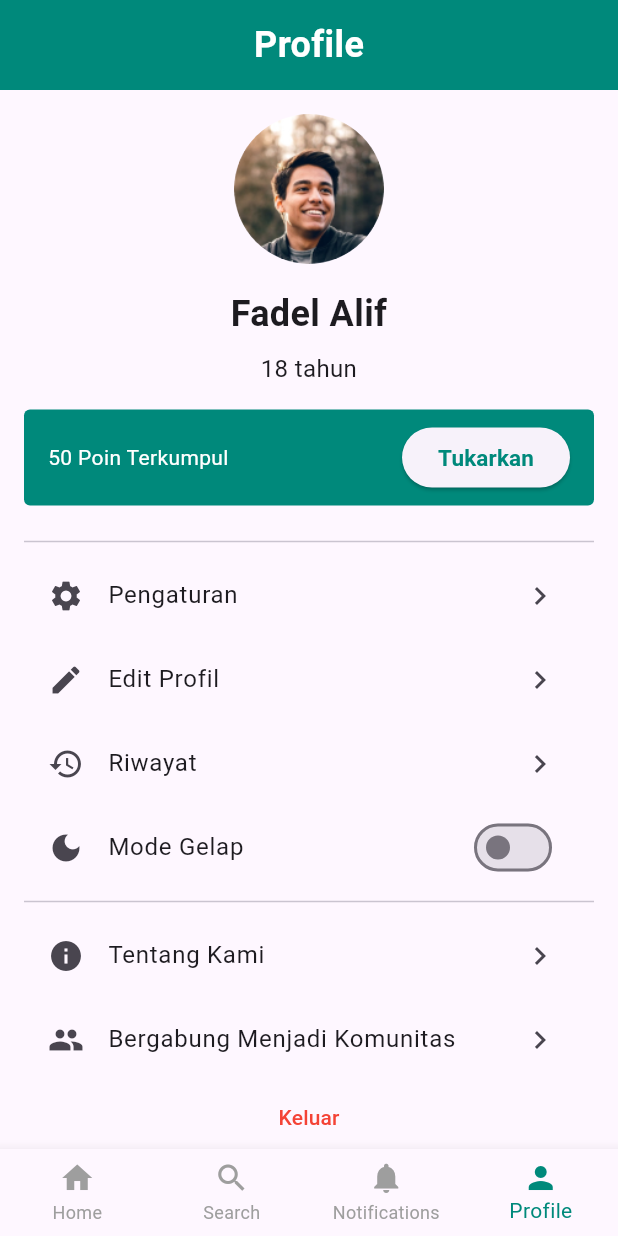
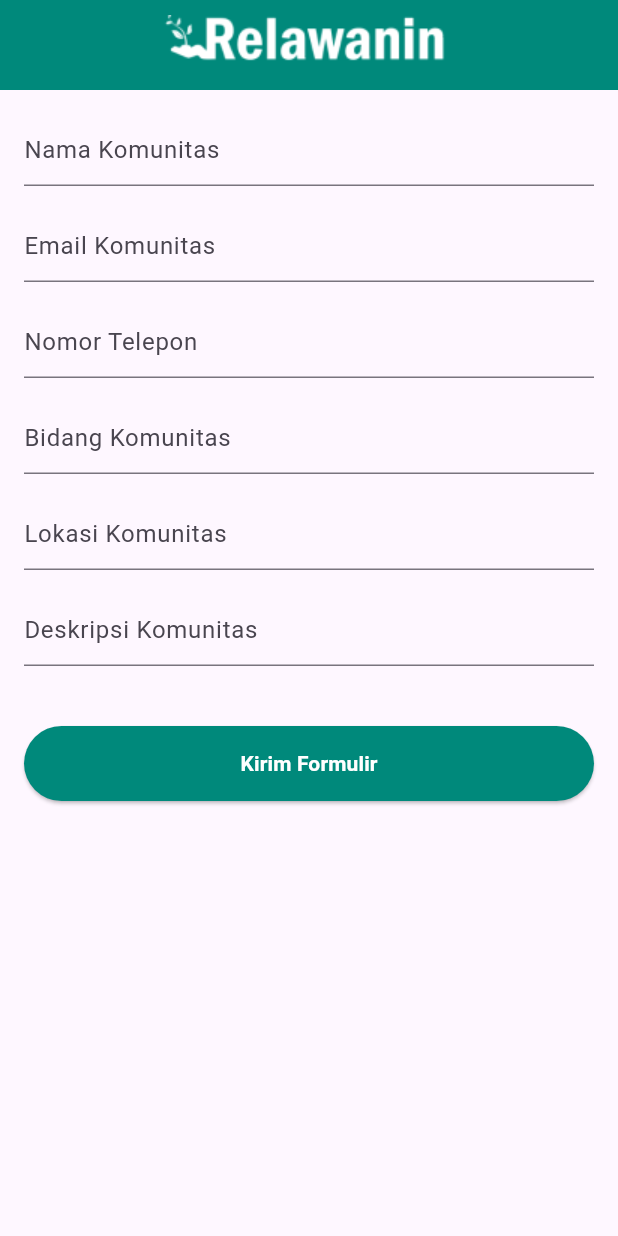
Before and after one commit to vidyaratmayantii/relawanin_mobile_project, a Flutter app: the ProfilePage screen opened by its route, item 4 of the bottom bar chosen, after a tap on "Bergabung Menjadi Komunitas", on a phone screen of 412 x 824 dp. Run offline on Flutter 3.47's test engine with Material 3 defaults, Android fonts, the phone set to English and light mode, and no system bars; our stand-ins replace sqflite; accounts and stored records are empty.

Commit message:
form gabung komunitas

```diff
--- /dev/null
+++ b/lib/form_komunitas.dart
@@ -0,0 +1,96 @@
+import 'package:flutter/material.dart';
+import 'package:relawanin_mobile_project/dashboard_page.dart';
+
+class formKomunitas extends StatelessWidget {
+  const formKomunitas({Key? key}) : super(key: key);
+  static const String logoImage = 'assets/logo.png';
+  // This widget is the root of your application.
+  @override
+  Widget build(BuildContext context) {
+
+    return MaterialApp(
+      // theme: ThemeData(
+      //   primaryColor: Color.fromRGBO(0, 137, 123, 100),
+      // ),
+      home: Scaffold(
+        appBar:  PreferredSize(
+          preferredSize: const Size.fromHeight(60.0),
+          child: AppBar(
+            backgroundColor: const Color(0xFF00897B),
+            automaticallyImplyLeading: false,
+            flexibleSpace: Center(
+              child: Padding(
+                padding: const EdgeInsets.all(8.0),
+                child: Image.asset(
+                  logoImage,
+                  height: 150,
+                ),
+              ),
+            ),
+          ),
+        ),
+        body: Padding(
+          padding: const EdgeInsets.all(16.0),
+          child: Column(
+            children: <Widget>[
+              TextFormField(
+                decoration: InputDecoration(
+                    hintText: 'Nama Komunitas', hintStyle: TextStyle(fontSize: 16)),
+              ),
+              SizedBox(height: 16),
+              TextFormField(
+                decoration: InputDecoration(
+                    hintText: 'Email Komunitas', hintStyle: TextStyle(fontSize: 16)),
+              ),
+              SizedBox(height: 16),
+              TextFormField(
+                decoration: InputDecoration(
+                    hintText: 'Nomor Telepon',
+                    hintStyle: TextStyle(fontSize: 16)),
+              ),
+              SizedBox(height: 16),
+              TextFormField(
+                decoration: InputDecoration(
+                    hintText: 'Bidang Komunitas', hintStyle: TextStyle(fontSize: 16)),
+              ),
+              SizedBox(height: 16),
+              TextFormField(
+                decoration: InputDecoration(
+                    hintText: 'Lokasi Komunitas', hintStyle: TextStyle(fontSize: 16)),
+              ),
+              SizedBox(height: 16),
+              TextFormField(
+                decoration: InputDecoration(
+                    hintText: 'Deskripsi Komunitas', hintStyle: TextStyle(fontSize: 16)),
+              ),
+
+              SizedBox(height: 40),
+              ElevatedButton(
+                onPressed: () {
+                  Navigator.push(context, MaterialPageRoute(builder: (context) => DashboardPage()),
+                  );
+                },
+                style: ElevatedButton.styleFrom(
+                  backgroundColor: Color.fromRGBO(0, 137, 123, 1),
+                  minimumSize: Size(30, 50),
+                ),
+                child: Row(
+                  mainAxisAlignment: MainAxisAlignment.center,
+                  children: [
+                    Text(
+                      'Kirim Formulir',
+                      style: TextStyle(
+                        color: Colors.white,
+                        fontWeight: FontWeight.bold,
+                      ),
+                    ),
+                  ],
+                ),
+              ),
+            ],
+          ),
+        ),
+      ),
+    );
+  }
+}
--- a/lib/main.dart
+++ b/lib/main.dart
@@ -15,6 +15,7 @@ import 'cari_kegiatan_page.dart';
 import 'form.dart';
 import 'detailBerita_page.dart';
 import 'profile_page.dart';
+import 'form_komunitas.dart';
 
 
 
@@ -44,6 +45,7 @@ class MyApp extends StatelessWidget {
         '/berita': (context) => const DetailBeritaPage(),
         '/cariKegiatan': (context) => const carikegiatan(),
         '/notification_page': (context) => NotificationPage(),
+        '/form_komunitas': (context) => formKomunitas(),
 
 
       },
--- a/lib/profile_page.dart
+++ b/lib/profile_page.dart
@@ -1,5 +1,6 @@
 import 'package:flutter/material.dart';
 import 'package:relawanin_mobile_project/PageLogin/loginPage.dart';
+import 'package:relawanin_mobile_project/form_komunitas.dart';
 import 'package:relawanin_mobile_project/pageSearch.dart';
 import 'package:relawanin_mobile_project/dashboard_page.dart';
 import 'package:relawanin_mobile_project/editProfile_page.dart';
@@ -147,7 +148,12 @@ class ProfilePage extends StatelessWidget {
                   leading: Icon(Icons.group),
                   title: Text('Bergabung Menjadi Komunitas'),
                   trailing: Icon(Icons.chevron_right),
-                  onTap: () {},
+                  onTap: () {
+                    Navigator.push(
+                      context,
+                      MaterialPageRoute(builder: (context) => formKomunitas()),
+                    );
+                  },
                 ),
                 TextButton(
                   onPressed: () {
```
